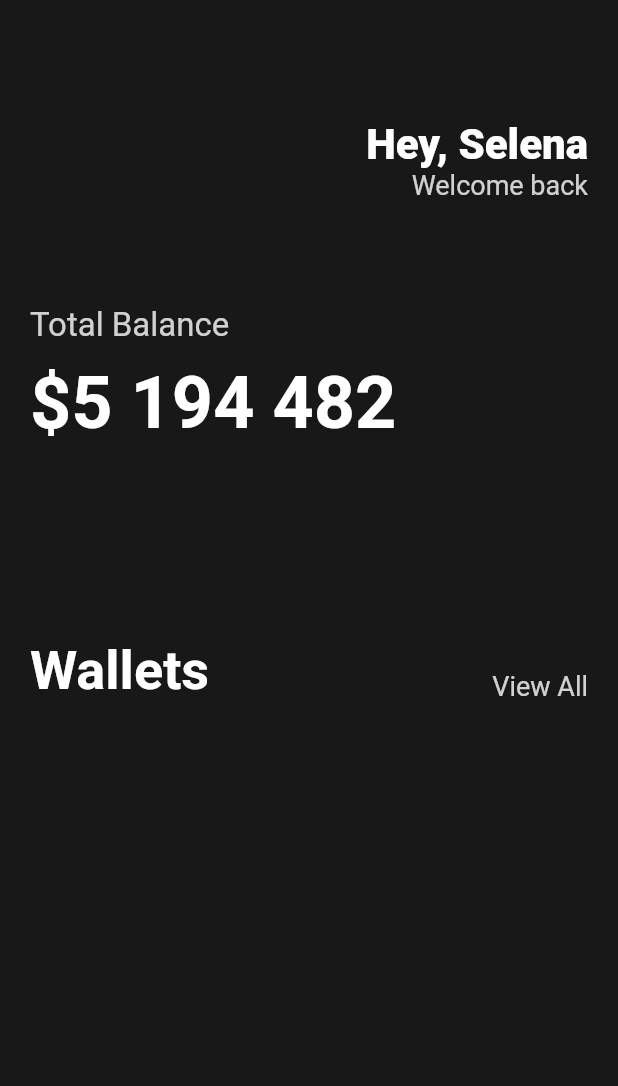
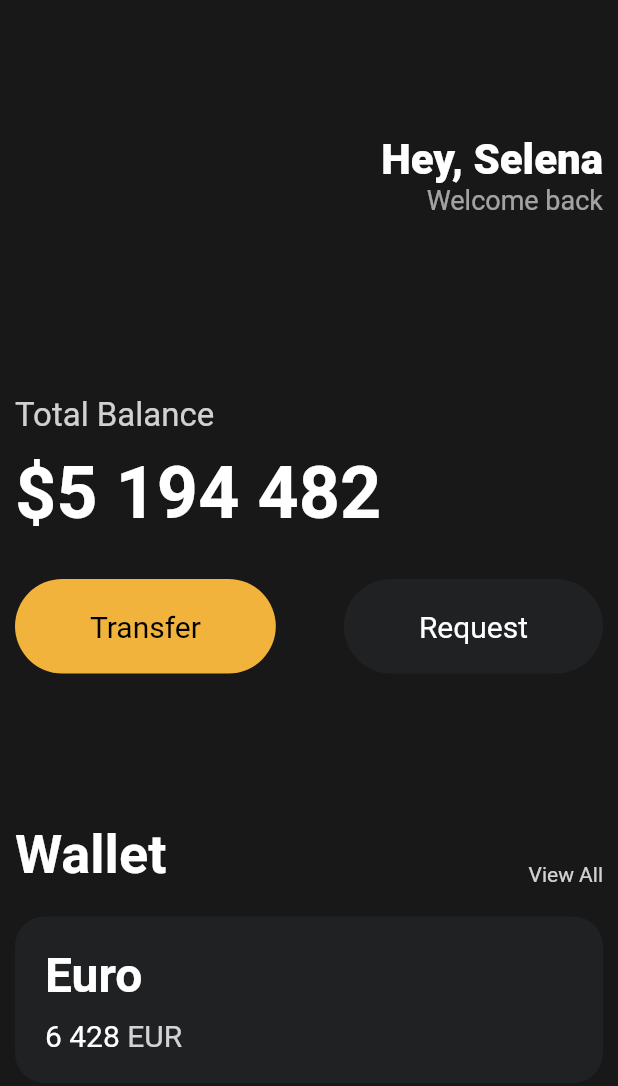
Before and after one commit to Miging/toonflix, a Flutter app: the screen it shows after launch, on a phone screen of 412 x 824 dp. Shown: the top 1086 px of the screen. Run offline on Flutter 3.47's test engine with Material 2 defaults, Android fonts, the phone set to English and light mode, and no system bars.

Commit message:
2일차_카드만들기(widget 객체화)

```diff
--- a/lib/main.dart
+++ b/lib/main.dart
@@ -1,4 +1,5 @@
 import 'package:flutter/material.dart';
+import 'package:toonflix/widgets/button.dart';
 
 void main() {
   runApp(const App());
@@ -12,11 +13,8 @@ class App extends StatelessWidget {
     return MaterialApp(
       home: Scaffold(
         backgroundColor: const Color(0xFF181818),
-        body: SingleChildScrollView(
-          child: Padding(
-            padding: const EdgeInsets.symmetric(
-              horizontal: 20,
-            ),
+        body: Padding(
+          padding: const EdgeInsets.all(10),
           child: Column(
             crossAxisAlignment: CrossAxisAlignment.start,
             children: [
@@ -34,21 +32,22 @@ class App extends StatelessWidget {
                         style: TextStyle(
                           color: Colors.white,
                           fontSize: 28,
-                              fontWeight: FontWeight.w800),
+                          fontWeight: FontWeight.w800,
+                        ),
                       ),
                       Text(
                         'Welcome back',
                         style: TextStyle(
-                            color: Colors.white.withOpacity(0.8),
+                          color: Colors.white.withOpacity(0.6),
                           fontSize: 18,
                         ),
-                        ),
+                      )
                     ],
                   )
                 ],
               ),
               const SizedBox(
-                  height: 70,
+                height: 120,
               ),
               Text(
                 'Total Balance',
@@ -64,22 +63,34 @@ class App extends StatelessWidget {
                 '\$5 194 482',
                 style: TextStyle(
                     fontSize: 48,
-                    fontWeight: FontWeight.w600,
                     color: Colors.white,
-                  ),
+                    fontWeight: FontWeight.w600),
               ),
               const SizedBox(
                 height: 30,
+              ),
+              const Row(
+                mainAxisAlignment: MainAxisAlignment.spaceBetween,
+                children: [
+                  Button(
+                      text: 'Transfer',
+                      bgColor: Color(0xFFF1B33B),
+                      textColor: Colors.black),
+                  Button(
+                      text: 'Request',
+                      bgColor: Color(0xFF1F2123),
+                      textColor: Colors.white)
+                ],
               ),
               const SizedBox(
                 height: 100,
               ),
               Row(
+                crossAxisAlignment: CrossAxisAlignment.end,
                 mainAxisAlignment: MainAxisAlignment.spaceBetween,
-                  crossAxisAlignment: CrossAxisAlignment.end,
                 children: [
                   const Text(
-                      'Wallets',
+                    'Wallet',
                     style: TextStyle(
                         color: Colors.white,
                         fontSize: 36,
@@ -87,25 +98,60 @@ class App extends StatelessWidget {
                   ),
                   Text(
                     'View All',
-                      style: TextStyle(
-                        color: Colors.white.withOpacity(0.8),
-                        fontSize: 18,
-                      ),
-                    ),
+                    style: TextStyle(color: Colors.white.withOpacity(0.8)),
+                  )
                 ],
               ),
               const SizedBox(
                 height: 20,
               ),
-
-                Transform.translate(
-                  offset: const Offset(0, -20),
+              Container(
+                decoration: BoxDecoration(
+                  color: const Color(0xFF1F2123),
+                  borderRadius: BorderRadius.circular(20),
                 ),
-                Transform.translate(
-                  offset: const Offset(0, -40),
+                child: Padding(
+                  padding: const EdgeInsets.all(20),
+                  child: Row(
+                    children: [
+                      Column(
+                        crossAxisAlignment: CrossAxisAlignment.start,
+                        children: [
+                          const Text(
+                            'Euro',
+                            style: TextStyle(
+                                color: Colors.white,
+                                fontSize: 32,
+                                fontWeight: FontWeight.w600),
+                          ),
+                          const SizedBox(
+                            height: 10,
+                          ),
+                          Row(
+                            children: [
+                              const Text(
+                                '6 428',
+                                style: TextStyle(
+                                    color: Colors.white, fontSize: 20),
+                              ),
+                              const SizedBox(
+                                width: 5,
+                              ),
+                              Text(
+                                'EUR',
+                                style: TextStyle(
+                                    color: Colors.white.withOpacity(0.8),
+                                    fontSize: 20),
                               ),
                             ],
                           ),
+                        ],
+                      ),
+                    ],
+                  ),
+                ),
+              )
+            ],
           ),
         ),
       ),
--- /dev/null
+++ b/lib/widgets/button.dart
@@ -0,0 +1,36 @@
+import 'package:flutter/material.dart';
+
+class Button extends StatelessWidget {
+  final String text;
+  final Color bgColor;
+  final Color textColor;
+
+  const Button(
+      {super.key,
+      required this.text,
+      required this.bgColor,
+      required this.textColor});
+
+  @override
+  Widget build(BuildContext context) {
+    return Container(
+      decoration: BoxDecoration(
+        color: bgColor,
+        borderRadius: BorderRadius.circular(45),
+      ),
+      child: Padding(
+        padding: const EdgeInsets.symmetric(
+          vertical: 20,
+          horizontal: 50,
+        ),
+        child: Text(
+          text,
+          style: TextStyle(
+            fontSize: 20,
+            color: textColor,
+          ),
+        ),
+      ),
+    );
+  }
+}
```
Lines whose indentation alone changed are shown as unchanged.
